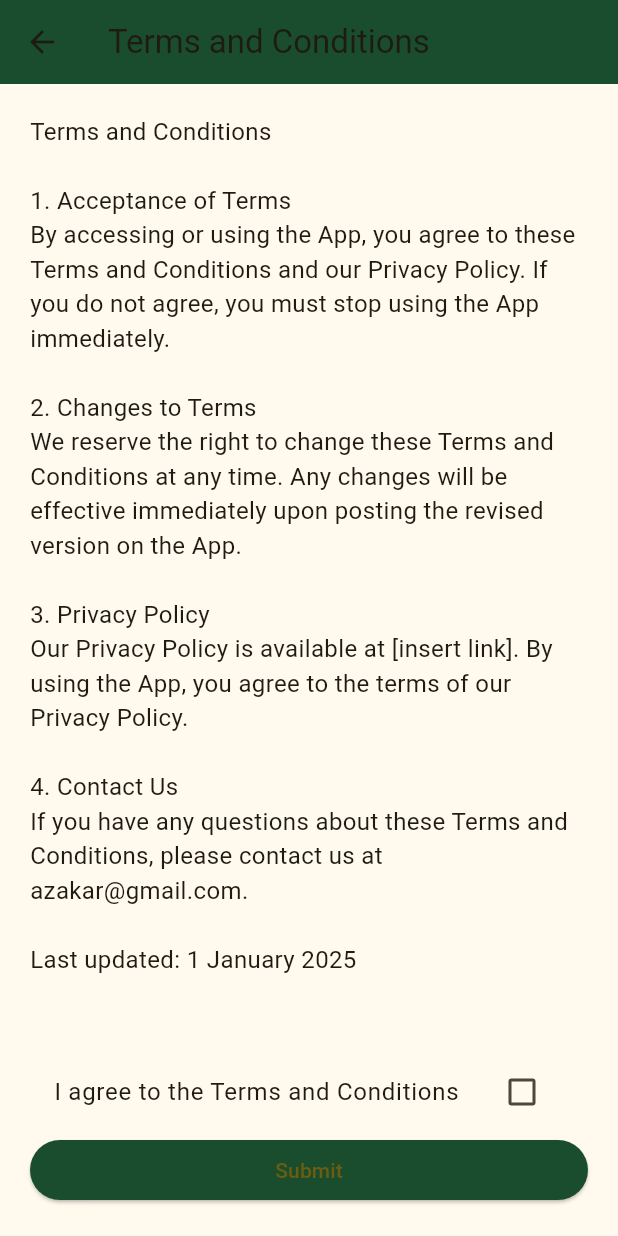
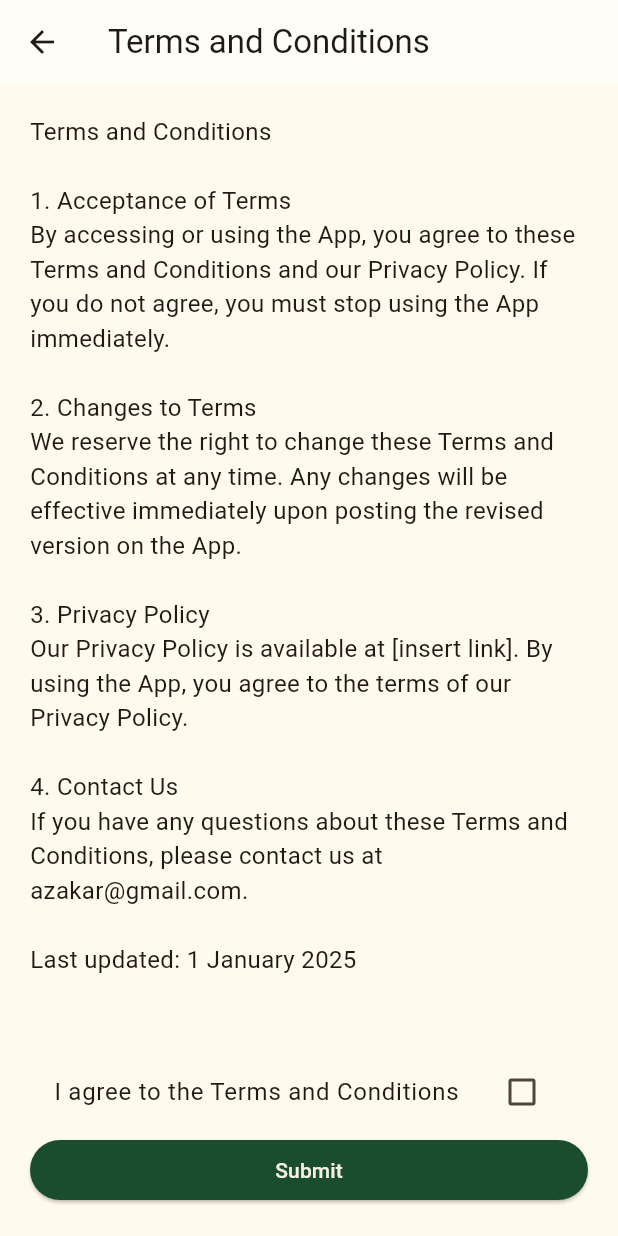
Before and after one commit to AzakarJewelry/Streaming-App-using-flutter, a Flutter app: the TermsAndConditionsScreen screen opened directly, on a phone screen of 412 x 824 dp. Run offline on Flutter 3.47's test engine with Material 3 defaults, Android fonts, the phone set to English and light mode, and no system bars; our stand-ins replace chewie, cloud_firestore, firebase_auth, firebase_core, google_mobile_ads, image_picker and 2 more; missing offline and left inert: azakarstream, subtitle_wrapper_package; accounts and stored records are empty; network calls fail.

Commit message:
terms and conditions

```diff
--- a/lib/termsandconditions.dart
+++ b/lib/termsandconditions.dart
@@ -29,7 +29,7 @@ class _TermsAndConditionsScreenState extends State<TermsAndConditionsScreen> {
     return Scaffold(
       appBar: AppBar(
         title: const Text('Terms and Conditions'),
-        backgroundColor: Color(0xFF1A4D2E),
+        backgroundColor: Colors.white60,
       ),
       body: Padding(
         padding: const EdgeInsets.all(20.0),
@@ -65,6 +65,7 @@ class _TermsAndConditionsScreenState extends State<TermsAndConditionsScreen> {
               child: ElevatedButton(
                 style: ElevatedButton.styleFrom(
                   backgroundColor: const Color(0xFF1A4D2E),
+                  foregroundColor: const Color(0xFFF5EFE6),
                 ),
                 onPressed: _submitAgreement,
                 child: const Text('Submit'),
```
